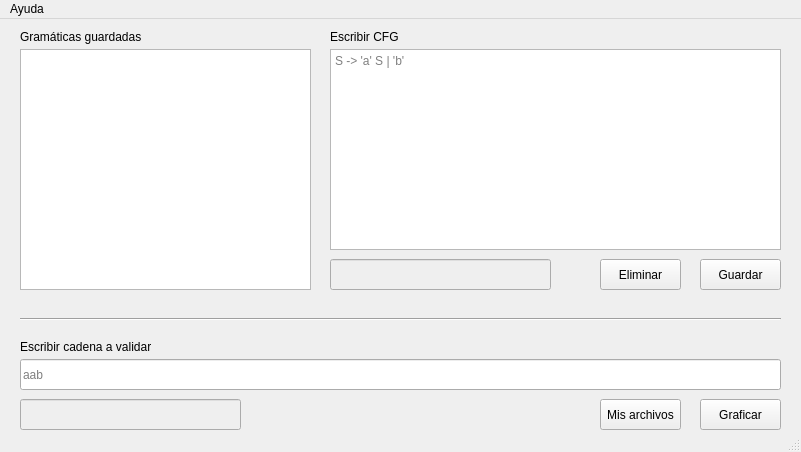
Before: the Qt Designer form interfaz/interfaz.ui in alexismorison95/CFG-QT, drawn with Qt 5.
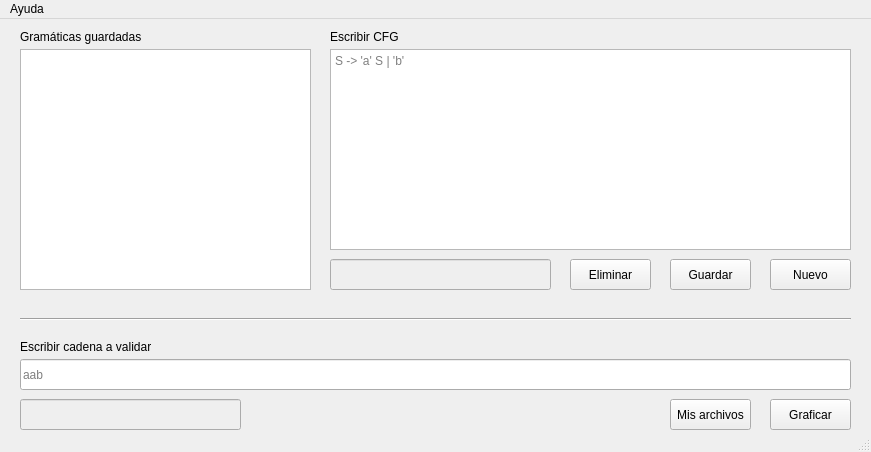
After: the same form once the commit is applied. Icons and pictures are not drawn.

```diff
--- a/interfaz/interfaz.ui
+++ b/interfaz/interfaz.ui
@@ -9,7 +9,7 @@
    <rect>
     <x>0</x>
     <y>0</y>
-    <width>801</width>
+    <width>871</width>
     <height>452</height>
    </rect>
   </property>
@@ -63,7 +63,7 @@
      <rect>
       <x>20</x>
       <y>340</y>
-      <width>761</width>
+      <width>831</width>
       <height>31</height>
      </rect>
     </property>
@@ -104,7 +104,7 @@
      <rect>
       <x>330</x>
       <y>30</y>
-      <width>451</width>
+      <width>521</width>
       <height>201</height>
      </rect>
     </property>
@@ -124,7 +124,7 @@
    <widget class="QPushButton" name="btnGuardarCFG">
     <property name="geometry">
      <rect>
-      <x>700</x>
+      <x>670</x>
       <y>240</y>
       <width>81</width>
       <height>31</height>
@@ -145,7 +145,7 @@
      <rect>
       <x>20</x>
       <y>290</y>
-      <width>761</width>
+      <width>831</width>
       <height>20</height>
      </rect>
     </property>
@@ -234,7 +234,7 @@
    <widget class="QPushButton" name="btnEliminarCFG">
     <property name="geometry">
      <rect>
-      <x>600</x>
+      <x>570</x>
       <y>240</y>
       <width>81</width>
       <height>31</height>
@@ -250,7 +250,7 @@
    <widget class="QPushButton" name="btnGraficar">
     <property name="geometry">
      <rect>
-      <x>700</x>
+      <x>770</x>
       <y>380</y>
       <width>81</width>
       <height>31</height>
@@ -269,7 +269,7 @@
    <widget class="QPushButton" name="btnArchivos">
     <property name="geometry">
      <rect>
-      <x>600</x>
+      <x>670</x>
       <y>380</y>
       <width>81</width>
       <height>31</height>
@@ -304,6 +304,25 @@
      <bool>false</bool>
     </attribute>
    </widget>
+   <widget class="QPushButton" name="btnNuevoCFG">
+    <property name="geometry">
+     <rect>
+      <x>770</x>
+      <y>240</y>
+      <width>81</width>
+      <height>31</height>
+     </rect>
+    </property>
+    <property name="toolTip">
+     <string>Escribir nuevo CFG</string>
+    </property>
+    <property name="text">
+     <string>Nuevo</string>
+    </property>
+    <property name="flat">
+     <bool>false</bool>
+    </property>
+   </widget>
    <zorder>lineEditCadenaVF</zorder>
    <zorder>lineEditCFGVF</zorder>
    <zorder>label</zorder>
@@ -323,7 +342,7 @@
     <rect>
      <x>0</x>
      <y>0</y>
-     <width>801</width>
+     <width>871</width>
      <height>21</height>
     </rect>
    </property>
```
Left out of the diff: 3 changed lines with no effect on the pictures.
